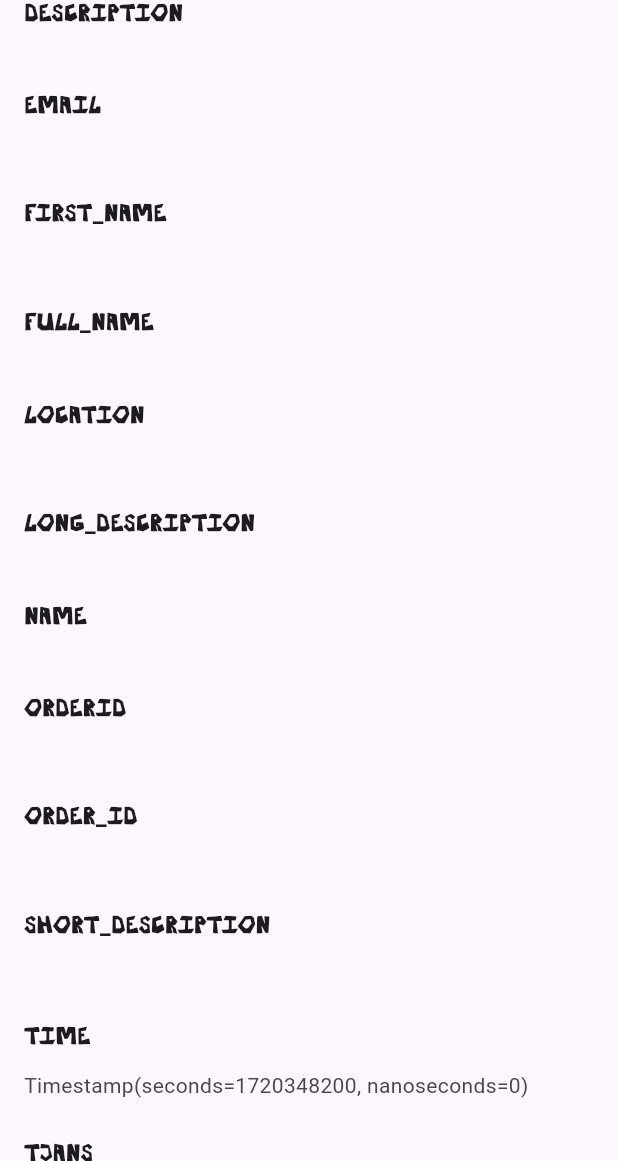
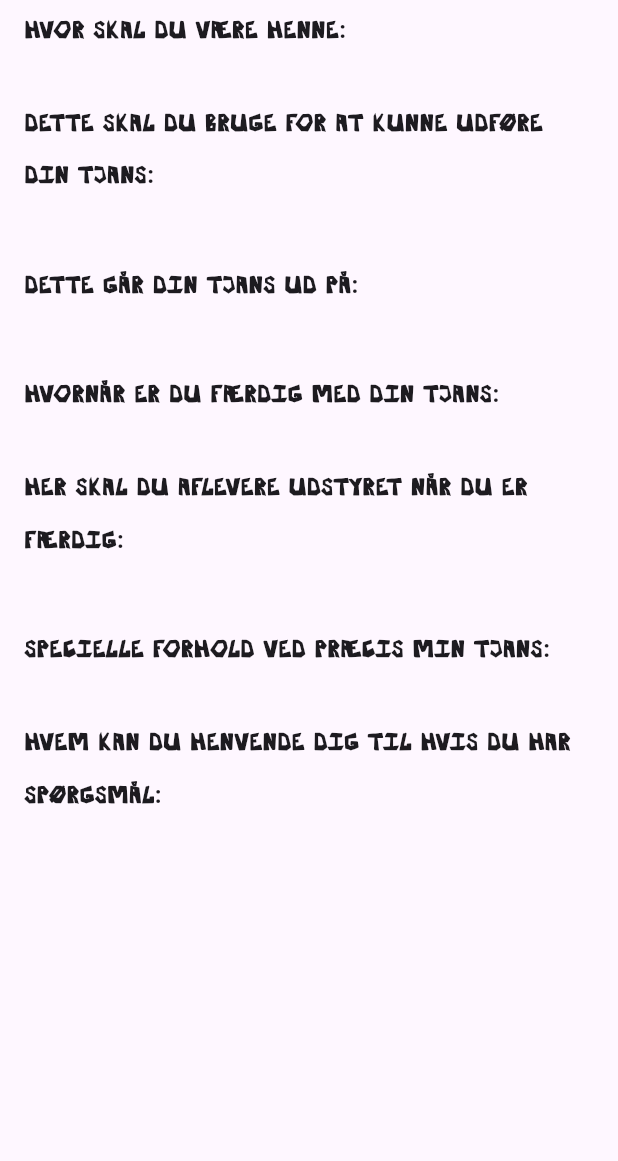
Before and after one commit to gust1527/festival-volunteer-manager, a Flutter app: the TjansDescriptionPage screen opened directly with empty values, on a phone screen of 412 x 824 dp, the part 75-1236 px from its top. Run offline on Flutter 3.47's test engine with Material 3 defaults, Android fonts, the phone set to English and light mode, and no system bars; our stand-ins replace cloud_firestore, firebase_auth, firebase_core, flutter_dotenv, font_awesome_flutter, google_fonts and 1 more; missing offline and left inert: googleapis; accounts and stored records are empty.

Commit message:
[mostly done] Made dynamic retrieval of tjanse_long_description work, and displays on each tjans. But has issues with reloading, as the long description is not saved?

```diff
--- a/festival_volunteer_application/lib/Pages/TjansePage.dart
+++ b/festival_volunteer_application/lib/Pages/TjansePage.dart
@@ -42,17 +42,8 @@
                 } else {
                   Tjans tjans = snapshot.requireData;
 
-                  // Convert the timestamp from Tjans to usable date format
-                  DateTime dateTime = snapshot.requireData.time.toDate();
-
-                  String formattedTime = DateFormat('EEEE d. MMMM @ HH:mm', 'da_DK').format(dateTime);
-
                   return TjansTile(
-                    tjanseNavn: tjans.name,
-                    tjanseKortBeskrivelse: tjans.shortDescription,
-                    tjanseLangBeskrivelse: {},
-                    tjansePlacering: tjans.location,
-                    tjanseTidspunkt: formattedTime,
+                    currentTjans: tjans,
                     route: "/tjanser",
                   );
                 }
--- a/festival_volunteer_application/lib/UX_Elements/TjansDescriptionPage.dart
+++ b/festival_volunteer_application/lib/UX_Elements/TjansDescriptionPage.dart
@@ -1,44 +1,94 @@
+import 'package:festival_volunteer_application/Utility/TjansLangBeskrivelse.dart';
 import 'package:flutter/material.dart';
 import 'package:festival_volunteer_application/UX_Elements/StandardAppBar.dart';
 
 class TjansDescriptionPage extends StatelessWidget {
-  final Map<String, dynamic> jsonData;
+  late TjansLangBeskrivelse tjansLangBeskrivelse;
 
-  TjansDescriptionPage({Key? key, required this.jsonData}) : super(key: key);
+  TjansDescriptionPage({Key? key, required this.tjansLangBeskrivelse}) : super(key: key);
 
   @override
   Widget build(BuildContext context) {
     return Scaffold(
       appBar: StandardAppBar(),
-      body: ListView.builder(
-        itemCount: jsonData.length,
-        itemBuilder: (context, index) {
-          String key = jsonData.keys.elementAt(index);
-          dynamic value = jsonData[key];
-
-          return ListTile(
-            title: Text(
-              key,
-              style: const TextStyle(
+      body: ListView(
+        children: [
+          ListTile(
+            title: const Text(
+              'Hvor skal du være henne:',
+              style: TextStyle(
                 fontWeight: FontWeight.bold,
-                fontFamily: 'OedstedFestival' // Add your desired TextStyle properties here
+                fontFamily: 'OedstedFestival', // Add your desired TextStyle properties here
               ),
             ),
-            subtitle: buildDescription(value),
-          );
-        },
+            subtitle: Text(_convertToLineShift(tjansLangBeskrivelse.tjanseWhere)),
+          ),
+          ListTile(
+            title: const Text(
+              'Dette skal du bruge for at kunne udføre din tjans:',
+              style: TextStyle(
+                fontWeight: FontWeight.bold,
+                fontFamily: 'OedstedFestival', // Add your desired TextStyle properties here
+              ),
+            ),
+            subtitle: Text(_convertToLineShift(tjansLangBeskrivelse.tjanseSupplies)),
+          ),
+          ListTile(
+            title: const Text(
+              'Dette går din tjans ud på:',
+              style: TextStyle(
+                fontWeight: FontWeight.bold,
+                fontFamily: 'OedstedFestival', // Add your desired TextStyle properties here
+              ),
+            ),
+            subtitle: Text(_convertToLineShift(tjansLangBeskrivelse.tjanseWhat)),
+          ),
+          ListTile(
+            title: const Text(
+              'Hvornår er du færdig med din tjans:',
+              style: TextStyle(
+                fontWeight: FontWeight.bold,
+                fontFamily: 'OedstedFestival', // Add your desired TextStyle properties here
+              ),
+            ),
+            subtitle: Text(_convertToLineShift(tjansLangBeskrivelse.tjanseDoneWhen)),
+          ),
+          ListTile(
+            title: const Text(
+              'Her skal du aflevere udstyret når du er færdig:',
+              style: TextStyle(
+                fontWeight: FontWeight.bold,
+                fontFamily: 'OedstedFestival', // Add your desired TextStyle properties here
+              ),
+            ),
+            subtitle: Text(_convertToLineShift(tjansLangBeskrivelse.tjanseEquipmentReturn)),
+          ),
+          ListTile(
+            title: const Text(
+              'Specielle forhold ved præcis min tjans:',
+              style: TextStyle(
+                fontWeight: FontWeight.bold,
+                fontFamily: 'OedstedFestival', // Add your desired TextStyle properties here
+              ),
+            ),
+            subtitle: Text(_convertToLineShift(tjansLangBeskrivelse.tjanseSpecialInformation)),
+          ),
+          ListTile(
+            title: const Text(
+              'Hvem kan du henvende dig til hvis du har spørgsmål:',
+              style: TextStyle(
+                fontWeight: FontWeight.bold,
+                fontFamily: 'OedstedFestival', // Add your desired TextStyle properties here
+              ),
+            ),
+            subtitle: Text(_convertToLineShift(tjansLangBeskrivelse.tjanseQuestionsLocation)),
+          ),
+        ],
       ),
     );
   }
+}
 
-  Widget buildDescription(dynamic value) {
-    if (value is List) {
-      return Column(
-        crossAxisAlignment: CrossAxisAlignment.start,
-        children: value.map<Widget>((item) => Text(item)).toList(),
-      );
-    } else {
-      return Text(value.toString());
-    }
-  }
+String _convertToLineShift(String text) {
+  return text.replaceAll(";", "\n").replaceAll("\\n", "\n");
 }
--- a/festival_volunteer_application/lib/Utility/Tjans.dart
+++ b/festival_volunteer_application/lib/Utility/Tjans.dart
@@ -8,10 +8,10 @@
   final Timestamp time;
   final String location;
   final String shortDescription;
-  final TjansLangBeskrivelse longDescription;
+  final String longDescriptionPath;
 
   Tjans(this.name, this.time, this.location,
-      this.shortDescription, this.longDescription);
+      this.shortDescription, this.longDescriptionPath);
 
 
 }
--- a/festival_volunteer_application/lib/Utility/TjansLangBeskrivelse.dart
+++ b/festival_volunteer_application/lib/Utility/TjansLangBeskrivelse.dart
@@ -1,6 +1,19 @@
 class TjansLangBeskrivelse {
+  String tjanseDoneWhen;
+  String tjanseEquipmentReturn;
+  String tjanseQuestionsLocation;
+  String tjanseSpecialInformation;
+  String tjanseSupplies;
+  String tjanseWhat;
+  String tjanseWhere;
 
-  String description;
-
-  TjansLangBeskrivelse(this.description);
+  TjansLangBeskrivelse({
+    required this.tjanseDoneWhen,
+    required this.tjanseEquipmentReturn,
+    required this.tjanseQuestionsLocation,
+    required this.tjanseSpecialInformation,
+    required this.tjanseSupplies,
+    required this.tjanseWhat,
+    required this.tjanseWhere,
+  });
 }
```
Also changed, not shown: festival_volunteer_application/lib/Providers/db_provider.dart (+24 -15 lines), festival_volunteer_application/lib/UX_Elements/TjansTile.dart (+26 -20 lines).
